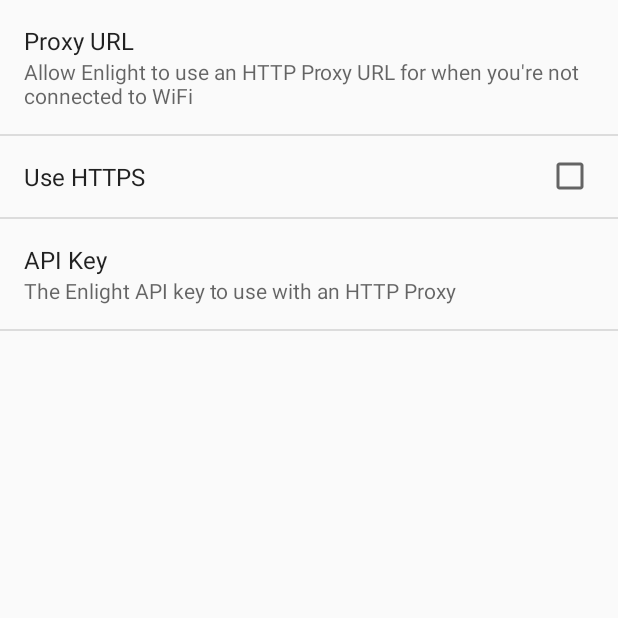
After one commit to pddenhar/Android-Enlight, an Android app: the EnlightPreferenceActivity screen opened directly, with no data from a screen before it, on a phone screen of 412 x 824 dp, the top half of it. The commit adds this screen. Run offline under Robolectric (Android 15) with nearby library versions, the phone set to English and light mode, and no system bars.

Commit message:
Add preferences menu and HTTP proxy support

```diff
--- a/app/src/main/AndroidManifest.xml
+++ b/app/src/main/AndroidManifest.xml
@@ -4,6 +4,7 @@
     package="com.fewsteet.enlight">
 
     <uses-permission android:name="android.permission.ACCESS_WIFI_STATE" />
+    <uses-permission android:name="android.permission.ACCESS_NETWORK_STATE" />
     <uses-permission android:name="android.permission.INTERNET" />
     <application
         android:name=".EnlightApp"
@@ -18,6 +19,7 @@
                 <category android:name="android.intent.category.LAUNCHER" />
             </intent-filter>
         </activity>
+        <activity android:name=".EnlightPreferenceActivity" android:parentActivityName=".MainActivity"/>
         <activity android:name=".browser.DeviceBrowserActivity" android:parentActivityName=".MainActivity"/>
         <activity android:name=".debug.DebugActivity" android:parentActivityName=".browser.DeviceBrowserActivity"
             android:windowSoftInputMode="adjustResize"/>
--- /dev/null
+++ b/app/src/main/java/com/fewsteet/enlight/EnlightPreferenceActivity.java
@@ -0,0 +1,29 @@
+package com.fewsteet.enlight;
+
+import android.os.Bundle;
+import android.preference.PreferenceActivity;
+import android.preference.PreferenceFragment;
+
+/**
+ * Created by Alex Sherman on 7/15/2017.
+ */
+
+public class EnlightPreferenceActivity extends PreferenceActivity {
+
+        @Override
+        protected void onCreate(Bundle savedInstanceState) {
+            super.onCreate(savedInstanceState);
+            getFragmentManager().beginTransaction().replace(android.R.id.content, new MyPreferenceFragment()).commit();
+        }
+
+        public static class MyPreferenceFragment extends PreferenceFragment
+        {
+            @Override
+            public void onCreate(final Bundle savedInstanceState)
+            {
+                super.onCreate(savedInstanceState);
+                addPreferencesFromResource(R.xml.preferences);
+            }
+
+    }
+}
--- a/app/src/main/java/com/fewsteet/enlight/MainActivity.java
+++ b/app/src/main/java/com/fewsteet/enlight/MainActivity.java
@@ -191,6 +191,9 @@
                 menuItemRefresh.setVisible(false);
                 reorderHelper.attachToRecyclerView(recyclerView);
                 return true;
+            case R.id.preferences:
+                startActivity(new Intent(this, EnlightPreferenceActivity.class));
+                return true;
             default:
                 return super.onOptionsItemSelected(item);
         }
--- a/app/src/main/java/com/fewsteet/enlight/control/SliderViewHolder.java
+++ b/app/src/main/java/com/fewsteet/enlight/control/SliderViewHolder.java
@@ -3,6 +3,7 @@
 import android.view.View;
 import android.widget.SeekBar;
 
+import net.vector57.android.mrpc.AndroidMRPC;
 import net.vector57.android.mrpc.MRPCActivity;
 import com.fewsteet.enlight.R;
 import com.google.gson.JsonElement;
@@ -36,7 +37,7 @@
 
             @Override
             public void onStopTrackingTouch(SeekBar seekBar) {
-                MRPC mrpc = MRPCActivity.mrpc();
+                AndroidMRPC mrpc = MRPCActivity.mrpc();
                 if(mrpc != null) {
                     mrpc.RPC(item.path, seekBar.getProgress() / 100.0f, null, true);
                 }
--- a/app/src/main/res/menu/options_menu.xml
+++ b/app/src/main/res/menu/options_menu.xml
@@ -21,4 +21,6 @@
         android:id="@+id/generatescan" />
     <item android:title="Import Layout"
         android:id="@+id/scanlayout" />
+    <item android:title="Preferences"
+        android:id="@+id/preferences" />
 </menu>
--- /dev/null
+++ b/app/src/main/res/xml/preferences.xml
@@ -0,0 +1,15 @@
+<?xml version="1.0" encoding="utf-8"?>
+<PreferenceScreen xmlns:android="http://schemas.android.com/apk/res/android"
+    android:id="@+id/activity_preferences"
+    >
+    <EditTextPreference android:title="Proxy URL"
+        android:key="MRPC_proxy_url"
+        android:summary="Allow Enlight to use an HTTP Proxy URL for when you're not connected to WiFi"></EditTextPreference>
+    <CheckBoxPreference
+        android:defaultValue="false"
+        android:title="Use HTTPS"
+        android:key="MRPC_url_is_https" />
+    <EditTextPreference android:title="API Key"
+        android:key="MRPC_api_key"
+        android:summary="The Enlight API key to use with an HTTP Proxy"></EditTextPreference>
+</PreferenceScreen>
```
